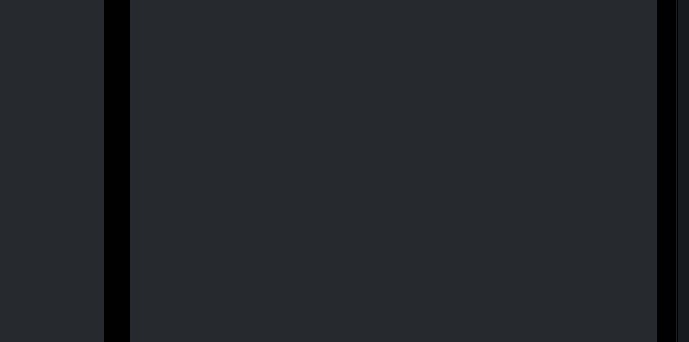
Qt form wizualizacja_silosow/aplikacja_qt/ui/Main_window.ui (PartyKusZ/wizualizacja_danych_sensorycznych) before a commit; both pictures show x 455 to 1144 and y 97 to 439 of the 1144 by 680 pixel window.
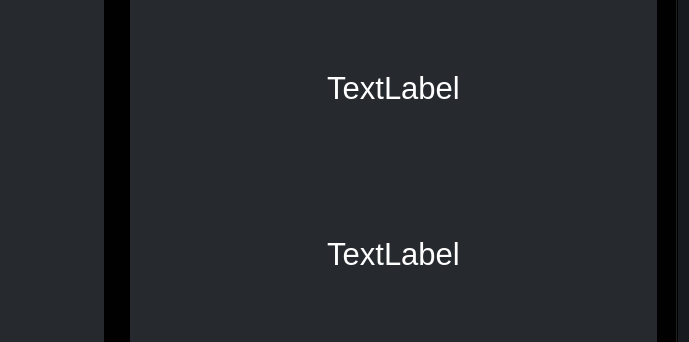
The same form after that commit. Icons and pictures are not drawn. Custom widgets are drawn as their Qt base class.

Patch:
```diff
--- a/wizualizacja_silosow/aplikacja_qt/ui/Main_window.ui
+++ b/wizualizacja_silosow/aplikacja_qt/ui/Main_window.ui
@@ -965,10 +965,81 @@
          </property>
          <property name="styleSheet">
           <string notr="true">QLabel{
-	color: #ffffff
+	color: #ffffff;
+	 background-color: rgba(0, 0, 0, 0); 
 }</string>
          </property>
-         <layout class="QGridLayout" name="gridLayout_14"/>
+         <layout class="QGridLayout" name="gridLayout_8">
+          <item row="0" column="0">
+           <spacer name="verticalSpacer_6">
+            <property name="orientation">
+             <enum>Qt::Vertical</enum>
+            </property>
+            <property name="sizeHint" stdset="0">
+             <size>
+              <width>20</width>
+              <height>96</height>
+             </size>
+            </property>
+           </spacer>
+          </item>
+          <item row="1" column="0">
+           <widget class="QLabel" name="temp_silos_2_first">
+            <property name="font">
+             <font>
+              <pointsize>23</pointsize>
+             </font>
+            </property>
+            <property name="text">
+             <string>TextLabel</string>
+            </property>
+            <property name="alignment">
+             <set>Qt::AlignCenter</set>
+            </property>
+           </widget>
+          </item>
+          <item row="2" column="0">
+           <spacer name="verticalSpacer_7">
+            <property name="orientation">
+             <enum>Qt::Vertical</enum>
+            </property>
+            <property name="sizeHint" stdset="0">
+             <size>
+              <width>20</width>
+              <height>95</height>
+             </size>
+            </property>
+           </spacer>
+          </item>
+          <item row="3" column="0">
+           <widget class="QLabel" name="temp_silos_2_second">
+            <property name="font">
+             <font>
+              <pointsize>23</pointsize>
+             </font>
+            </property>
+            <property name="text">
+             <string>TextLabel</string>
+            </property>
+            <property name="alignment">
+             <set>Qt::AlignCenter</set>
+            </property>
+           </widget>
+          </item>
+          <item row="4" column="0">
+           <spacer name="verticalSpacer_8">
+            <property name="orientation">
+             <enum>Qt::Vertical</enum>
+            </property>
+            <property name="sizeHint" stdset="0">
+             <size>
+              <width>20</width>
+              <height>96</height>
+             </size>
+            </property>
+           </spacer>
+          </item>
+         </layout>
         </widget>
        </item>
        <item row="1" column="0">
```
